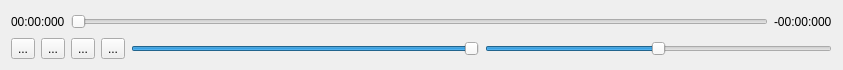
Old version of the form src/PlayerControl.ui in the repository atuleu/yams.
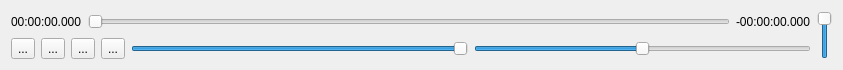
New version of the form. Icons and pictures are not drawn.

```diff
--- a/src/PlayerControl.ui
+++ b/src/PlayerControl.ui
@@ -25,13 +25,13 @@
   <property name="windowTitle">
    <string>Form</string>
   </property>
-  <layout class="QVBoxLayout" name="verticalLayout">
-   <item>
+  <layout class="QGridLayout" name="gridLayout">
+   <item row="0" column="0">
     <layout class="QHBoxLayout" name="horizontalLayout">
      <item>
       <widget class="QLabel" name="ellapsedLabel">
        <property name="text">
-        <string>00:00:000</string>
+        <string>00:00:00.000</string>
        </property>
       </widget>
      </item>
@@ -45,13 +45,13 @@
      <item>
       <widget class="QLabel" name="remainingLabel">
        <property name="text">
-        <string>-00:00:000</string>
+        <string>-00:00:00.000</string>
        </property>
       </widget>
      </item>
     </layout>
    </item>
-   <item>
+   <item row="1" column="0">
     <layout class="QHBoxLayout" name="horizontalLayout_2">
      <item>
       <widget class="QToolButton" name="stopButton">
@@ -101,8 +101,11 @@
        <property name="whatsThis">
         <string>&lt;html&gt;&lt;head/&gt;&lt;body&gt;&lt;p&gt;Opacity Slider&lt;/p&gt;&lt;/body&gt;&lt;/html&gt;</string>
        </property>
+       <property name="maximum">
+        <number>100</number>
+       </property>
        <property name="value">
-        <number>99</number>
+        <number>100</number>
        </property>
        <property name="orientation">
         <enum>Qt::Horizontal</enum>
@@ -130,6 +133,19 @@
      </item>
     </layout>
    </item>
+   <item row="0" column="1" rowspan="2">
+    <widget class="QSlider" name="volumeSlider">
+     <property name="maximum">
+      <number>100</number>
+     </property>
+     <property name="value">
+      <number>100</number>
+     </property>
+     <property name="orientation">
+      <enum>Qt::Vertical</enum>
+     </property>
+    </widget>
+   </item>
   </layout>
  </widget>
  <resources/>
```
